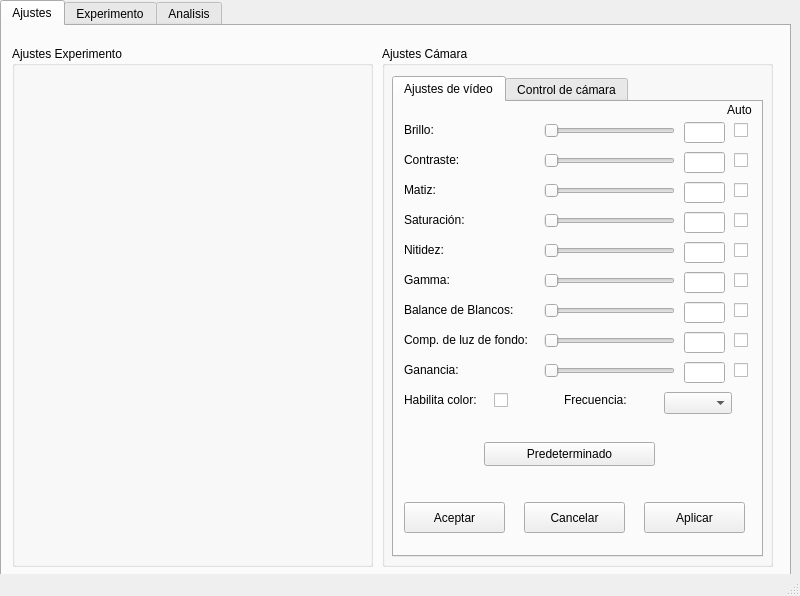
tigre437/interfaz-V0.1, file interfaz/GUI-UI/v1-interfaz.ui: the form before one commit.
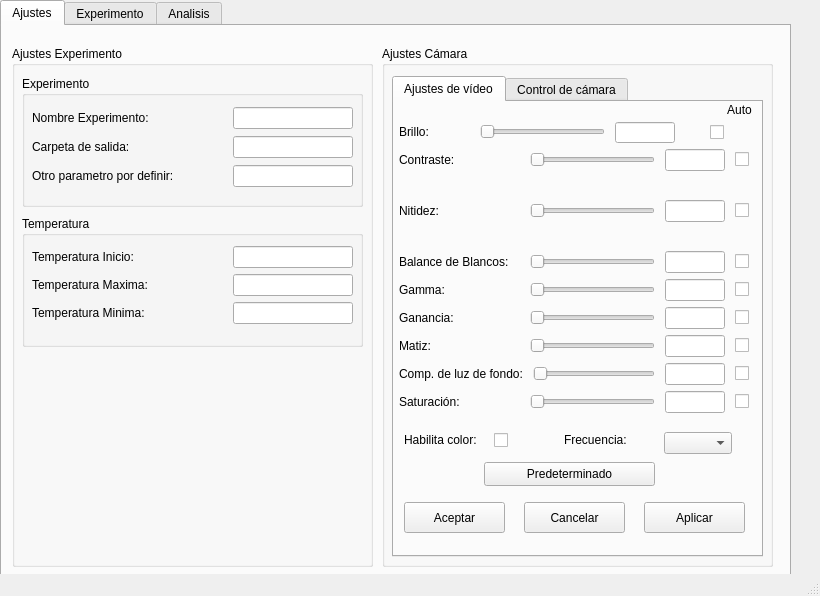
The form after the commit.

Commit message: actualizo la interfaz y añado imagenes referencia

The edit to the form file:
```diff
--- a/interfaz/GUI-UI/v1-interfaz.ui
+++ b/interfaz/GUI-UI/v1-interfaz.ui
@@ -6,7 +6,7 @@
    <rect>
     <x>0</x>
     <y>0</y>
-    <width>800</width>
+    <width>820</width>
     <height>596</height>
    </rect>
   </property>
@@ -42,6 +42,182 @@
       <property name="title">
        <string>Ajustes Experimento</string>
       </property>
+      <widget class="QGroupBox" name="groupBox_3">
+       <property name="geometry">
+        <rect>
+         <x>10</x>
+         <y>170</y>
+         <width>341</width>
+         <height>131</height>
+        </rect>
+       </property>
+       <property name="title">
+        <string>Temperatura</string>
+       </property>
+       <widget class="QWidget" name="verticalLayoutWidget_2">
+        <property name="geometry">
+         <rect>
+          <x>10</x>
+          <y>30</y>
+          <width>321</width>
+          <height>81</height>
+         </rect>
+        </property>
+        <layout class="QVBoxLayout" name="verticalLayout_3">
+         <item>
+          <layout class="QHBoxLayout" name="horizontalLayout_3">
+           <item alignment="Qt::AlignLeft">
+            <widget class="QLabel" name="label_15">
+             <property name="text">
+              <string>Temperatura Inicio: </string>
+             </property>
+            </widget>
+           </item>
+           <item>
+            <widget class="QLineEdit" name="lineEdit_5">
+             <property name="maximumSize">
+              <size>
+               <width>120</width>
+               <height>16777215</height>
+              </size>
+             </property>
+            </widget>
+           </item>
+          </layout>
+         </item>
+         <item>
+          <layout class="QHBoxLayout" name="horizontalLayout_2">
+           <item alignment="Qt::AlignLeft">
+            <widget class="QLabel" name="label_14">
+             <property name="text">
+              <string>Temperatura Maxima: </string>
+             </property>
+            </widget>
+           </item>
+           <item>
+            <widget class="QLineEdit" name="lineEdit_4">
+             <property name="maximumSize">
+              <size>
+               <width>120</width>
+               <height>16777215</height>
+              </size>
+             </property>
+            </widget>
+           </item>
+          </layout>
+         </item>
+         <item>
+          <layout class="QHBoxLayout" name="horizontalLayout">
+           <item alignment="Qt::AlignLeft">
+            <widget class="QLabel" name="label">
+             <property name="text">
+              <string>Temperatura Minima: </string>
+             </property>
+            </widget>
+           </item>
+           <item>
+            <widget class="QLineEdit" name="lineEdit_3">
+             <property name="maximumSize">
+              <size>
+               <width>120</width>
+               <height>16777215</height>
+              </size>
+             </property>
+            </widget>
+           </item>
+          </layout>
+         </item>
+        </layout>
+       </widget>
+      </widget>
+      <widget class="QGroupBox" name="groupBox_4">
+       <property name="geometry">
+        <rect>
+         <x>10</x>
+         <y>30</y>
+         <width>341</width>
+         <height>131</height>
+        </rect>
+       </property>
+       <property name="title">
+        <string>Experimento</string>
+       </property>
+       <widget class="QWidget" name="verticalLayoutWidget_3">
+        <property name="geometry">
+         <rect>
+          <x>10</x>
+          <y>30</y>
+          <width>321</width>
+          <height>83</height>
+         </rect>
+        </property>
+        <layout class="QVBoxLayout" name="verticalLayout_4">
+         <item>
+          <layout class="QHBoxLayout" name="horizontalLayout_4">
+           <item alignment="Qt::AlignLeft">
+            <widget class="QLabel" name="label_16">
+             <property name="text">
+              <string>Nombre Experimento:</string>
+             </property>
+            </widget>
+           </item>
+           <item>
+            <widget class="QLineEdit" name="lineEdit_6">
+             <property name="maximumSize">
+              <size>
+               <width>120</width>
+               <height>16777215</height>
+              </size>
+             </property>
+            </widget>
+           </item>
+          </layout>
+         </item>
+         <item>
+          <layout class="QHBoxLayout" name="horizontalLayout_5">
+           <item alignment="Qt::AlignLeft">
+            <widget class="QLabel" name="label_17">
+             <property name="text">
+              <string>Carpeta de salida:</string>
+             </property>
+            </widget>
+           </item>
+           <item>
+            <widget class="QLineEdit" name="lineEdit_7">
+             <property name="maximumSize">
+              <size>
+               <width>120</width>
+               <height>16777215</height>
+              </size>
+             </property>
+            </widget>
+           </item>
+          </layout>
+         </item>
+         <item>
+          <layout class="QHBoxLayout" name="horizontalLayout_6">
+           <item alignment="Qt::AlignLeft">
+            <widget class="QLabel" name="label_18">
+             <property name="text">
+              <string>Otro parametro por definir: </string>
+             </property>
+            </widget>
+           </item>
+           <item>
+            <widget class="QLineEdit" name="lineEdit_8">
+             <property name="maximumSize">
+              <size>
+               <width>120</width>
+               <height>16777215</height>
+              </size>
+             </property>
+            </widget>
+           </item>
+          </layout>
+         </item>
+        </layout>
+       </widget>
+      </widget>
      </widget>
      <widget class="QGroupBox" name="groupBox_2">
       <property name="geometry">
@@ -64,6 +240,12 @@
          <height>481</height>
         </rect>
        </property>
+       <property name="maximumSize">
+        <size>
+         <width>371</width>
+         <height>481</height>
+        </size>
+       </property>
        <property name="currentIndex">
         <number>0</number>
        </property>
@@ -71,128 +253,11 @@
         <attribute name="title">
          <string>Ajustes de vídeo</string>
         </attribute>
-        <widget class="QLabel" name="label">
-         <property name="geometry">
-          <rect>
-           <x>10</x>
-           <y>20</y>
-           <width>131</width>
-           <height>16</height>
-          </rect>
-         </property>
-         <property name="text">
-          <string>Brillo:</string>
-         </property>
-        </widget>
-        <widget class="QLabel" name="label_2">
-         <property name="geometry">
-          <rect>
-           <x>10</x>
-           <y>50</y>
-           <width>131</width>
-           <height>16</height>
-          </rect>
-         </property>
-         <property name="text">
-          <string>Contraste:</string>
-         </property>
-        </widget>
-        <widget class="QLabel" name="label_3">
-         <property name="geometry">
-          <rect>
-           <x>10</x>
-           <y>80</y>
-           <width>131</width>
-           <height>16</height>
-          </rect>
-         </property>
-         <property name="text">
-          <string>Matiz:</string>
-         </property>
-        </widget>
-        <widget class="QLabel" name="label_4">
-         <property name="geometry">
-          <rect>
-           <x>10</x>
-           <y>110</y>
-           <width>131</width>
-           <height>16</height>
-          </rect>
-         </property>
-         <property name="text">
-          <string>Saturación:</string>
-         </property>
-        </widget>
-        <widget class="QLabel" name="label_5">
-         <property name="geometry">
-          <rect>
-           <x>10</x>
-           <y>140</y>
-           <width>131</width>
-           <height>16</height>
-          </rect>
-         </property>
-         <property name="text">
-          <string>Nitidez:</string>
-         </property>
-        </widget>
-        <widget class="QLabel" name="label_6">
-         <property name="geometry">
-          <rect>
-           <x>10</x>
-           <y>170</y>
-           <width>131</width>
-           <height>16</height>
-          </rect>
-         </property>
-         <property name="text">
-          <string>Gamma:</string>
-         </property>
-        </widget>
-        <widget class="QLabel" name="label_7">
-         <property name="geometry">
-          <rect>
-           <x>10</x>
-           <y>200</y>
-           <width>131</width>
-           <height>16</height>
-          </rect>
-         </property>
-         <property name="text">
-          <string>Balance de Blancos:</string>
-         </property>
-        </widget>
-        <widget class="QLabel" name="label_8">
-         <property name="geometry">
-          <rect>
-           <x>10</x>
-           <y>230</y>
-           <width>131</width>
-           <height>16</height>
-          </rect>
-         </property>
-         <property name="text">
-          <string>Comp. de luz de fondo:</string>
-         </property>
-        </widget>
-        <widget class="QLabel" name="label_9">
-         <property name="geometry">
-          <rect>
-           <x>10</x>
-           <y>260</y>
-           <width>131</width>
-           <height>16</height>
-          </rect>
-         </property>
-         <property name="text">
-          <string>Ganancia:</string>
-         </property>
-        </widget>
         <widget class="QLabel" name="label_10">
          <property name="geometry">
           <rect>
            <x>10</x>
-           <y>290</y>
+           <y>330</y>
            <width>81</width>
            <height>16</height>
           </rect>
@@ -205,7 +270,7 @@
          <property name="geometry">
           <rect>
            <x>100</x>
-           <y>290</y>
+           <y>330</y>
            <width>21</width>
            <height>16</height>
           </rect>
@@ -214,378 +279,11 @@
           <string/>
          </property>
         </widget>
-        <widget class="QSlider" name="horizontalSlider">
-         <property name="geometry">
-          <rect>
-           <x>150</x>
-           <y>20</y>
-           <width>131</width>
-           <height>18</height>
-          </rect>
-         </property>
-         <property name="orientation">
-          <enum>Qt::Horizontal</enum>
-         </property>
-        </widget>
-        <widget class="QLineEdit" name="lineEdit">
-         <property name="geometry">
-          <rect>
-           <x>290</x>
-           <y>20</y>
-           <width>41</width>
-           <height>21</height>
-          </rect>
-         </property>
-         <property name="readOnly">
-          <bool>true</bool>
-         </property>
-        </widget>
-        <widget class="QCheckBox" name="checkBox_2">
-         <property name="geometry">
-          <rect>
-           <x>340</x>
-           <y>20</y>
-           <width>21</width>
-           <height>16</height>
-          </rect>
-         </property>
-         <property name="text">
-          <string/>
-         </property>
-        </widget>
-        <widget class="QLabel" name="label_11">
-         <property name="geometry">
-          <rect>
-           <x>330</x>
-           <y>0</y>
-           <width>31</width>
-           <height>16</height>
-          </rect>
-         </property>
-         <property name="text">
-          <string>Auto</string>
-         </property>
-         <property name="alignment">
-          <set>Qt::AlignCenter</set>
-         </property>
-        </widget>
-        <widget class="QCheckBox" name="checkBox_3">
-         <property name="geometry">
-          <rect>
-           <x>340</x>
-           <y>50</y>
-           <width>21</width>
-           <height>16</height>
-          </rect>
-         </property>
-         <property name="text">
-          <string/>
-         </property>
-        </widget>
-        <widget class="QLineEdit" name="lineEdit_2">
-         <property name="geometry">
-          <rect>
-           <x>290</x>
-           <y>50</y>
-           <width>41</width>
-           <height>21</height>
-          </rect>
-         </property>
-         <property name="readOnly">
-          <bool>true</bool>
-         </property>
-        </widget>
-        <widget class="QSlider" name="horizontalSlider_2">
-         <property name="geometry">
-          <rect>
-           <x>150</x>
-           <y>50</y>
-           <width>131</width>
-           <height>18</height>
-          </rect>
-         </property>
-         <property name="orientation">
-          <enum>Qt::Horizontal</enum>
-         </property>
-        </widget>
-        <widget class="QCheckBox" name="checkBox_4">
-         <property name="geometry">
-          <rect>
-           <x>340</x>
-           <y>80</y>
-           <width>21</width>
-           <height>16</height>
-          </rect>
-         </property>
-         <property name="text">
-          <string/>
-         </property>
-        </widget>
-        <widget class="QLineEdit" name="lineEdit_3">
-         <property name="geometry">
-          <rect>
-           <x>290</x>
-           <y>80</y>
-           <width>41</width>
-           <height>21</height>
-          </rect>
-         </property>
-         <property name="readOnly">
-          <bool>true</bool>
-         </property>
-        </widget>
-        <widget class="QSlider" name="horizontalSlider_3">
-         <property name="geometry">
-          <rect>
-           <x>150</x>
-           <y>80</y>
-           <width>131</width>
-           <height>18</height>
-          </rect>
-         </property>
-         <property name="orientation">
-          <enum>Qt::Horizontal</enum>
-         </property>
-        </widget>
-        <widget class="QCheckBox" name="checkBox_5">
-         <property name="geometry">
-          <rect>
-           <x>340</x>
-           <y>110</y>
-           <width>21</width>
-           <height>16</height>
-          </rect>
-         </property>
-         <property name="text">
-          <string/>
-         </property>
-        </widget>
-        <widget class="QLineEdit" name="lineEdit_4">
-         <property name="geometry">
-          <rect>
-           <x>290</x>
-           <y>110</y>
-           <width>41</width>
-           <height>21</height>
-          </rect>
-         </property>
-         <property name="readOnly">
-          <bool>true</bool>
-         </property>
-        </widget>
-        <widget class="QSlider" name="horizontalSlider_4">
-         <property name="geometry">
-          <rect>
-           <x>150</x>
-           <y>110</y>
-           <width>131</width>
-           <height>18</height>
-          </rect>
-         </property>
-         <property name="orientation">
-          <enum>Qt::Horizontal</enum>
-         </property>
-        </widget>
-        <widget class="QCheckBox" name="checkBox_6">
-         <property name="geometry">
-          <rect>
-           <x>340</x>
-           <y>140</y>
-           <width>21</width>
-           <height>16</height>
-          </rect>
-         </property>
-         <property name="text">
-          <string/>
-         </property>
-        </widget>
-        <widget class="QLineEdit" name="lineEdit_5">
-         <property name="geometry">
-          <rect>
-           <x>290</x>
-           <y>140</y>
-           <width>41</width>
-           <height>21</height>
-          </rect>
-         </property>
-         <property name="readOnly">
-          <bool>true</bool>
-         </property>
-        </widget>
-        <widget class="QSlider" name="horizontalSlider_5">
-         <property name="geometry">
-          <rect>
-           <x>150</x>
-           <y>140</y>
-           <width>131</width>
-           <height>18</height>
-          </rect>
-         </property>
-         <property name="orientation">
-          <enum>Qt::Horizontal</enum>
-         </property>
-        </widget>
-        <widget class="QCheckBox" name="checkBox_7">
-         <property name="geometry">
-          <rect>
-           <x>340</x>
-           <y>170</y>
-           <width>21</width>
-           <height>16</height>
-          </rect>
-         </property>
-         <property name="text">
-          <string/>
-         </property>
-        </widget>
-        <widget class="QLineEdit" name="lineEdit_6">
-         <property name="geometry">
-          <rect>
-           <x>290</x>
-           <y>170</y>
-           <width>41</width>
-           <height>21</height>
-          </rect>
-         </property>
-         <property name="readOnly">
-          <bool>true</bool>
-         </property>
-        </widget>
-        <widget class="QSlider" name="horizontalSlider_6">
-         <property name="geometry">
-          <rect>
-           <x>150</x>
-           <y>170</y>
-           <width>131</width>
-           <height>18</height>
-          </rect>
-         </property>
-         <property name="orientation">
-          <enum>Qt::Horizontal</enum>
-         </property>
-        </widget>
-        <widget class="QCheckBox" name="checkBox_8">
-         <property name="geometry">
-          <rect>
-           <x>340</x>
-           <y>200</y>
-           <width>21</width>
-           <height>16</height>
-          </rect>
-         </property>
-         <property name="text">
-          <string/>
-         </property>
-        </widget>
-        <widget class="QLineEdit" name="lineEdit_7">
-         <property name="geometry">
-          <rect>
-           <x>290</x>
-           <y>200</y>
-           <width>41</width>
-           <height>21</height>
-          </rect>
-         </property>
-         <property name="readOnly">
-          <bool>true</bool>
-         </property>
-        </widget>
-        <widget class="QSlider" name="horizontalSlider_7">
-         <property name="geometry">
-          <rect>
-           <x>150</x>
-           <y>200</y>
-           <width>131</width>
-           <height>18</height>
-          </rect>
-         </property>
-         <property name="orientation">
-          <enum>Qt::Horizontal</enum>
-         </property>
-        </widget>
-        <widget class="QCheckBox" name="checkBox_9">
-         <property name="geometry">
-          <rect>
-           <x>340</x>
-           <y>230</y>
-           <width>21</width>
-           <height>16</height>
-          </rect>
-         </property>
-         <property name="text">
-          <string/>
-         </property>
-        </widget>
-        <widget class="QLineEdit" name="lineEdit_8">
-         <property name="geometry">
-          <rect>
-           <x>290</x>
-           <y>230</y>
-           <width>41</width>
-           <height>21</height>
-          </rect>
-         </property>
-         <property name="readOnly">
-          <bool>true</bool>
-         </property>
-        </widget>
-        <widget class="QSlider" name="horizontalSlider_8">
-         <property name="geometry">
-          <rect>
-           <x>150</x>
-           <y>230</y>
-           <width>131</width>
-           <height>18</height>
-          </rect>
-         </property>
-         <property name="orientation">
-          <enum>Qt::Horizontal</enum>
-         </property>
-        </widget>
-        <widget class="QCheckBox" name="checkBox_10">
-         <property name="geometry">
-          <rect>
-           <x>340</x>
-           <y>260</y>
-           <width>21</width>
-           <height>16</height>
-          </rect>
-         </property>
-         <property name="text">
-          <string/>
-         </property>
-        </widget>
-        <widget class="QLineEdit" name="lineEdit_9">
-         <property name="geometry">
-          <rect>
-           <x>290</x>
-           <y>260</y>
-           <width>41</width>
-           <height>21</height>
-          </rect>
-         </property>
-         <property name="readOnly">
-          <bool>true</bool>
-         </property>
-        </widget>
-        <widget class="QSlider" name="horizontalSlider_9">
-         <property name="geometry">
-          <rect>
-           <x>150</x>
-           <y>260</y>
-           <width>131</width>
-           <height>18</height>
-          </rect>
-         </property>
-         <property name="orientation">
-          <enum>Qt::Horizontal</enum>
-         </property>
-        </widget>
         <widget class="QLabel" name="label_12">
          <property name="geometry">
           <rect>
            <x>170</x>
-           <y>290</y>
+           <y>330</y>
            <width>81</width>
            <height>16</height>
           </rect>
@@ -598,7 +296,7 @@
          <property name="geometry">
           <rect>
            <x>270</x>
-           <y>290</y>
+           <y>330</y>
            <width>68</width>
            <height>22</height>
           </rect>
@@ -608,7 +306,7 @@
          <property name="geometry">
           <rect>
            <x>90</x>
-           <y>340</y>
+           <y>360</y>
            <width>171</width>
            <height>24</height>
           </rect>
@@ -656,6 +354,667 @@
           <string>Aplicar</string>
          </property>
         </widget>
+        <widget class="QWidget" name="verticalLayoutWidget">
+         <property name="geometry">
+          <rect>
+           <x>0</x>
+           <y>20</y>
+           <width>361</width>
+           <height>291</height>
+          </rect>
+         </property>
+         <layout class="QVBoxLayout" name="verticalLayout_2">
+          <item>
+           <layout class="QHBoxLayout">
+            <property name="spacing">
+             <number>10</number>
+            </property>
+            <property name="leftMargin">
+             <number>5</number>
+            </property>
+            <property name="rightMargin">
+             <number>0</number>
+            </property>
+            <item>
+             <widget class="QLabel" name="label_13">
+              <property name="minimumSize">
+               <size>
+                <width>0</width>
+                <height>20</height>
+               </size>
+              </property>
+              <property name="maximumSize">
+               <size>
+                <width>16777215</width>
+                <height>20</height>
+               </size>
+              </property>
+              <property name="text">
+               <string>Brillo:</string>
+              </property>
+             </widget>
+            </item>
+            <item>
+             <widget class="QSlider" name="horizontalSlider">
+              <property name="minimumSize">
+               <size>
+                <width>0</width>
+                <height>18</height>
+               </size>
+              </property>
+              <property name="maximumSize">
+               <size>
+                <width>125</width>
+                <height>16777215</height>
+               </size>
+              </property>
+              <property name="orientation">
+               <enum>Qt::Horizontal</enum>
+              </property>
+             </widget>
+            </item>
+            <item>
+             <widget class="QLineEdit" name="lineEdit">
+              <property name="minimumSize">
+               <size>
+                <width>0</width>
+                <height>21</height>
+               </size>
+              </property>
+              <property name="maximumSize">
+               <size>
+                <width>60</width>
+                <height>16777215</height>
+               </size>
+              </property>
+              <property name="readOnly">
+               <bool>true</bool>
+              </property>
+             </widget>
+            </item>
+            <item alignment="Qt::AlignHCenter">
+             <widget class="QCheckBox" name="checkBox_2">
+              <property name="minimumSize">
+               <size>
+                <width>20</width>
+                <height>13</height>
+               </size>
+              </property>
+              <property name="maximumSize">
+               <size>
+                <width>20</width>
+                <height>16777215</height>
+               </size>
+              </property>
+              <property name="text">
+               <string/>
+              </property>
+             </widget>
+            </item>
+           </layout>
+          </item>
+          <item>
+           <layout class="QHBoxLayout" name="_2">
+            <property name="spacing">
+             <number>10</number>
+            </property>
+            <property name="sizeConstraint">
+             <enum>QLayout::SetMinimumSize</enum>
+            </property>
+            <property name="leftMargin">
+             <number>5</number>
+            </property>
+            <property name="rightMargin">
+             <number>0</number>
+            </property>
+            <item>
+             <widget class="QLabel" name="label_2">
+              <property name="maximumSize">
+               <size>
+                <width>16777215</width>
+                <height>20</height>
+               </size>
+              </property>
+              <property name="text">
+               <string>Contraste:</string>
+              </property>
+             </widget>
+            </item>
+            <item>
+             <widget class="QSlider" name="horizontalSlider_2">
+              <property name="maximumSize">
+               <size>
+                <width>125</width>
+                <height>16777215</height>
+               </size>
+              </property>
+              <property name="orientation">
+               <enum>Qt::Horizontal</enum>
+              </property>
+             </widget>
+            </item>
+            <item>
+             <widget class="QLineEdit" name="lineEdit_2">
+              <property name="maximumSize">
+               <size>
+                <width>60</width>
+                <height>16777215</height>
+               </size>
+              </property>
+              <property name="readOnly">
+               <bool>true</bool>
+              </property>
+             </widget>
+            </item>
+            <item>
+             <widget class="QCheckBox" name="checkBox_3">
+              <property name="minimumSize">
+               <size>
+                <width>20</width>
+                <height>0</height>
+               </size>
+              </property>
+              <property name="maximumSize">
+               <size>
+                <width>20</width>
+                <height>16777215</height>
+               </size>
+              </property>
+              <property name="text">
+               <string/>
+              </property>
+             </widget>
+            </item>
+           </layout>
+          </item>
+          <item>
+           <layout class="QHBoxLayout" name="_5">
+            <property name="spacing">
+             <number>10</number>
+            </property>
+            <property name="leftMargin">
+             <number>5</number>
+            </property>
+            <item>
+             <widget class="QLabel" name="label_5">
+              <property name="maximumSize">
+               <size>
+                <width>16777215</width>
+                <height>20</height>
+               </size>
+              </property>
+              <property name="text">
+               <string>Nitidez:</string>
+              </property>
+             </widget>
+            </item>
+            <item>
+             <widget class="QSlider" name="horizontalSlider_12">
+              <property name="maximumSize">
+               <size>
+                <width>125</width>
+                <height>16777215</height>
+               </size>
+              </property>
+              <property name="orientation">
+               <enum>Qt::Horizontal</enum>
+              </property>
+             </widget>
+            </item>
+            <item>
+             <widget class="QLineEdit" name="lineEdit_12">
+              <property name="maximumSize">
+               <size>
+                <width>60</width>
+                <height>16777215</height>
+               </size>
+              </property>
+              <property name="readOnly">
+               <bool>true</bool>
+              </property>
+             </widget>
+            </item>
+            <item alignment="Qt::AlignVCenter">
+             <widget class="QCheckBox" name="checkBox_13">
+              <property name="minimumSize">
+               <size>
+                <width>20</width>
+                <height>0</height>
+               </size>
+              </property>
+              <property name="maximumSize">
+               <size>
+                <width>20</width>
+                <height>16777215</height>
+               </size>
+              </property>
+              <property name="text">
+               <string/>
+              </property>
+             </widget>
+            </item>
+           </layout>
+          </item>
+          <item>
+           <layout class="QHBoxLayout" name="_7">
+            <property name="spacing">
+             <number>10</number>
+            </property>
+            <property name="leftMargin">
+             <number>5</number>
+            </property>
+            <item>
+             <widget class="QLabel" name="label_7">
+              <property name="maximumSize">
+               <size>
+                <width>16777215</width>
+                <height>20</height>
+               </size>
+              </property>
+              <property name="text">
+               <string>Balance de Blancos:</string>
+              </property>
+             </widget>
+            </item>
+            <item>
+             <widget class="QSlider" name="horizontalSlider_14">
+              <property name="maximumSize">
+               <size>
+                <width>125</width>
+                <height>16777215</height>
+               </size>
+              </property>
+              <property name="orientation">
+               <enum>Qt::Horizontal</enum>
+              </property>
+             </widget>
+            </item>
+            <item>
+             <widget class="QLineEdit" name="lineEdit_14">
+              <property name="maximumSize">
+               <size>
+                <width>60</width>
+                <height>16777215</height>
+               </size>
+              </property>
+              <property name="readOnly">
+               <bool>true</bool>
+              </property>
+             </widget>
+            </item>
+            <item>
+             <widget class="QCheckBox" name="checkBox_15">
+              <property name="minimumSize">
+               <size>
+                <width>20</width>
+                <height>0</height>
+               </size>
+              </property>
+              <property name="maximumSize">
+               <size>
+                <width>20</width>
+                <height>16777215</height>
+               </size>
+              </property>
+              <property name="text">
+               <string/>
+              </property>
+             </widget>
+            </item>
+           </layout>
+          </item>
+          <item>
+           <layout class="QHBoxLayout" name="_6">
+            <property name="spacing">
+             <number>10</number>
+            </property>
+            <property name="leftMargin">
+             <number>5</number>
+            </property>
+            <item>
+             <widget class="QLabel" name="label_6">
+              <property name="maximumSize">
+               <size>
+                <width>16777215</width>
+                <height>20</height>
+               </size>
+              </property>
+              <property name="text">
+               <string>Gamma:</string>
+              </property>
+             </widget>
+            </item>
+            <item>
+             <widget class="QSlider" name="horizontalSlider_13">
+              <property name="maximumSize">
+               <size>
+                <width>125</width>
+                <height>16777215</height>
+               </size>
+              </property>
+              <property name="orientation">
+               <enum>Qt::Horizontal</enum>
+              </property>
+             </widget>
+            </item>
+            <item>
+             <widget class="QLineEdit" name="lineEdit_13">
+              <property name="maximumSize">
+               <size>
+                <width>60</width>
+                <height>16777215</height>
+               </size>
+              </property>
+              <property name="readOnly">
+               <bool>true</bool>
+              </property>
+             </widget>
+            </item>
+            <item>
+             <widget class="QCheckBox" name="checkBox_14">
+              <property name="minimumSize">
+               <size>
+                <width>20</width>
+                <height>0</height>
+               </size>
+              </property>
+              <property name="maximumSize">
+               <size>
+                <width>20</width>
+                <height>16777215</height>
+               </size>
+              </property>
+              <property name="text">
+               <string/>
+              </property>
+             </widget>
+            </item>
+           </layout>
+          </item>
+          <item>
+           <layout class="QHBoxLayout" name="_9">
+            <property name="spacing">
+             <number>10</number>
+            </property>
+            <property name="leftMargin">
+             <number>5</number>
+            </property>
+            <item>
+             <widget class="QLabel" name="label_9">
+              <property name="maximumSize">
+               <size>
+                <width>16777215</width>
+                <height>20</height>
+               </size>
+              </property>
+              <property name="text">
+               <string>Ganancia:</string>
+              </property>
+             </widget>
+            </item>
+            <item>
+             <widget class="QSlider" name="horizontalSlider_16">
+              <property name="maximumSize">
+               <size>
+                <width>125</width>
+                <height>16777215</height>
+               </size>
+              </property>
+              <property name="orientation">
+               <enum>Qt::Horizontal</enum>
+              </property>
+             </widget>
+            </item>
+            <item>
+             <widget class="QLineEdit" name="lineEdit_16">
+              <property name="maximumSize">
+               <size>
+                <width>60</width>
+                <height>16777215</height>
+               </size>
+              </property>
+              <property name="readOnly">
+               <bool>true</bool>
+              </property>
+             </widget>
+            </item>
+            <item>
+             <widget class="QCheckBox" name="checkBox_17">
+              <property name="maximumSize">
+               <size>
+                <width>20</width>
+                <height>16777215</height>
+               </size>
+              </property>
+              <property name="text">
+               <string/>
+              </property>
+             </widget>
+            </item>
+           </layout>
+          </item>
+          <item>
+           <layout class="QHBoxLayout" name="_3">
+            <property name="spacing">
+             <number>10</number>
+            </property>
+            <property name="leftMargin">
+             <number>5</number>
+            </property>
+            <item>
+             <widget class="QLabel" name="label_3">
+              <property name="maximumSize">
+               <size>
+                <width>16777215</width>
+                <height>20</height>
+               </size>
+              </property>
+              <property name="text">
+               <string>Matiz:</string>
+              </property>
+             </widget>
+            </item>
+            <item>
+             <widget class="QSlider" name="horizontalSlider_10">
+              <property name="maximumSize">
+               <size>
+                <width>125</width>
+                <height>16777215</height>
+               </size>
+              </property>
+              <property name="orientation">
+               <enum>Qt::Horizontal</enum>
+              </property>
+             </widget>
+            </item>
+            <item>
+             <widget class="QLineEdit" name="lineEdit_10">
+              <property name="maximumSize">
+               <size>
+                <width>60</width>
+                <height>16777215</height>
+               </size>
+              </property>
+              <property name="readOnly">
+               <bool>true</bool>
+              </property>
+             </widget>
+            </item>
+            <item>
+             <widget class="QCheckBox" name="checkBox_11">
+              <property name="minimumSize">
+               <size>
+                <width>20</width>
+                <height>0</height>
+               </size>
+              </property>
+              <property name="maximumSize">
+               <size>
+                <width>20</width>
+                <height>16777215</height>
+               </size>
+              </property>
+              <property name="text">
+               <string/>
+              </property>
+             </widget>
+            </item>
+           </layout>
+          </item>
+          <item>
+           <layout class="QHBoxLayout" name="_8">
+            <property name="spacing">
+             <number>10</number>
+            </property>
+            <property name="leftMargin">
+             <number>5</number>
+            </property>
+            <item>
+             <widget class="QLabel" name="label_8">
+              <property name="maximumSize">
+               <size>
+                <width>16777215</width>
+                <height>20</height>
+               </size>
+              </property>
+              <property name="text">
+               <string>Comp. de luz de fondo:</string>
+              </property>
+             </widget>
+            </item>
+            <item>
+             <widget class="QSlider" name="horizontalSlider_15">
+              <property name="maximumSize">
+               <size>
+                <width>125</width>
+                <height>16777215</height>
+               </size>
+              </property>
+              <property name="orientation">
+               <enum>Qt::Horizontal</enum>
+              </property>
+             </widget>
+            </item>
+            <item>
+             <widget class="QLineEdit" name="lineEdit_15">
+              <property name="maximumSize">
+               <size>
+                <width>60</width>
+                <height>16777215</height>
+               </size>
+              </property>
+              <property name="readOnly">
+               <bool>true</bool>
+              </property>
+             </widget>
+            </item>
+            <item>
+             <widget class="QCheckBox" name="checkBox_16">
+              <property name="minimumSize">
+               <size>
+                <width>20</width>
+                <height>0</height>
+               </size>
+              </property>
+              <property name="maximumSize">
+               <size>
+                <width>20</width>
+                <height>16777215</height>
+               </size>
+              </property>
+              <property name="text">
+               <string/>
+              </property>
+             </widget>
+            </item>
+           </layout>
+          </item>
+          <item>
+           <layout class="QHBoxLayout" name="_4">
+            <property name="spacing">
+             <number>10</number>
+            </property>
+            <property name="leftMargin">
+             <number>5</number>
+            </property>
+            <item>
+             <widget class="QLabel" name="label_4">
+              <property name="maximumSize">
+               <size>
+                <width>16777215</width>
+                <height>20</height>
+               </size>
+              </property>
+              <property name="text">
+               <string>Saturación:</string>
+              </property>
+             </widget>
+            </item>
+            <item>
+             <widget class="QSlider" name="horizontalSlider_11">
+              <property name="maximumSize">
+               <size>
+                <width>125</width>
+                <height>16777215</height>
+               </size>
+              </property>
+              <property name="orientation">
+               <enum>Qt::Horizontal</enum>
+              </property>
+             </widget>
+            </item>
+            <item>
+             <widget class="QLineEdit" name="lineEdit_11">
+              <property name="maximumSize">
+               <size>
+                <width>60</width>
+                <height>16777215</height>
+               </size>
+              </property>
+              <property name="readOnly">
+               <bool>true</bool>
+              </property>
+             </widget>
+            </item>
+            <item>
+             <widget class="QCheckBox" name="checkBox_12">
+              <property name="minimumSize">
+               <size>
+                <width>20</width>
+                <height>0</height>
+               </size>
+              </property>
+              <property name="maximumSize">
+               <size>
+                <width>20</width>
+                <height>16777215</height>
+               </size>
+              </property>
+              <property name="text">
+               <string/>
+              </property>
+             </widget>
+            </item>
+           </layout>
+          </item>
+         </layout>
+        </widget>
+        <widget class="QLabel" name="label_11">
+         <property name="geometry">
+          <rect>
+           <x>330</x>
+           <y>0</y>
+           <width>31</width>
+           <height>16</height>
+          </rect>
+         </property>
+         <property name="text">
+          <string>Auto</string>
+         </property>
+         <property name="alignment">
+          <set>Qt::AlignCenter</set>
+         </property>
+        </widget>
        </widget>
        <widget class="QWidget" name="tabControlCamara">
         <attribute name="title">
```
The commit also changes 3 other files.
